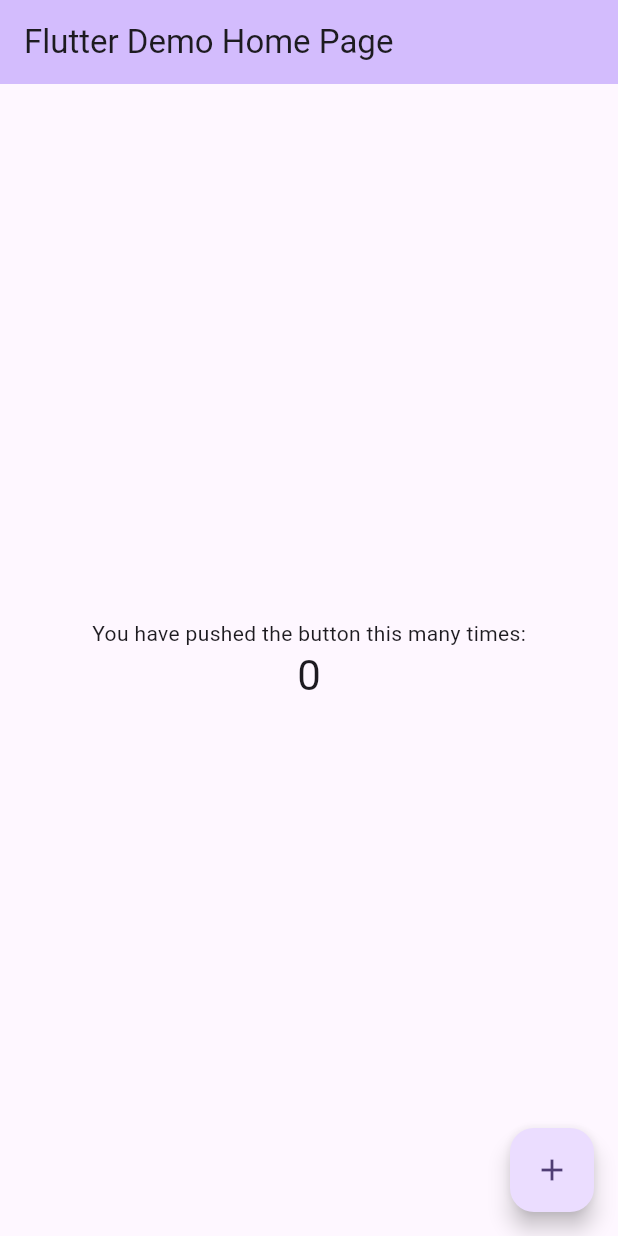
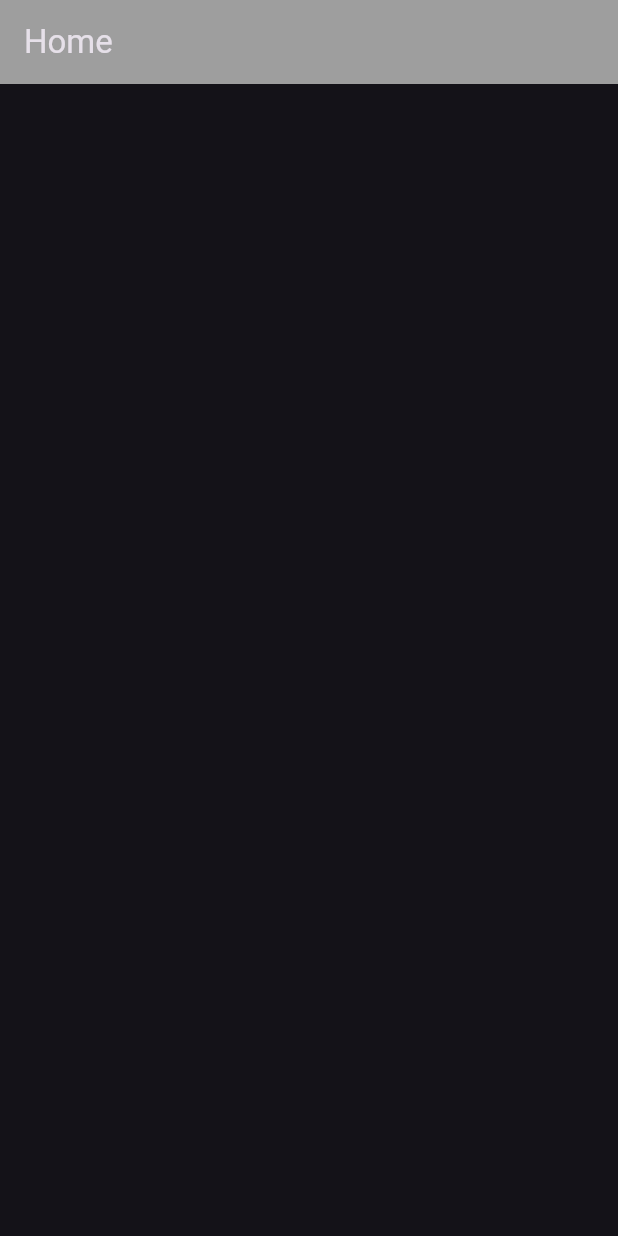
Before and after one commit to lunareraze/dina_sm, a Flutter app: the screen it shows after launch, on a phone screen of 412 x 824 dp. Run offline on Flutter 3.47's test engine with Material 3 defaults, Android fonts, the phone set to English and light mode, and no system bars.

Commit message:
chore: initialized new pages

```diff
--- /dev/null
+++ b/lib/app.dart
@@ -0,0 +1,15 @@
+import 'package:dina_sm/home/home.view.dart';
+import 'package:flutter/material.dart';
+
+class MyApp extends StatelessWidget {
+  const MyApp({Key? key}) : super(key: key);
+
+  @override
+  Widget build(BuildContext context) {
+    return MaterialApp(
+      title: 'Flutter Demo',
+      theme: ThemeData.dark(),
+      home: const HomeView(),
+    );
+  }
+}
--- /dev/null
+++ b/lib/home/home.view.dart
@@ -0,0 +1,15 @@
+import 'package:flutter/material.dart';
+
+class HomeView extends StatelessWidget {
+  const HomeView({super.key});
+
+  @override
+  Widget build(BuildContext context) {
+    return Scaffold(
+      appBar: AppBar(
+        title: const Text('Home'),
+        backgroundColor: Colors.grey,
+      ),
+    );
+  }
+}
--- a/lib/main.dart
+++ b/lib/main.dart
@@ -1,125 +1,6 @@
+import 'package:dina_sm/app.dart';
 import 'package:flutter/material.dart';
 
 void main() {
   runApp(const MyApp());
 }
-
-class MyApp extends StatelessWidget {
-  const MyApp({super.key});
-
-  // This widget is the root of your application.
-  @override
-  Widget build(BuildContext context) {
-    return MaterialApp(
-      title: 'Flutter Demo',
-      theme: ThemeData(
-        // This is the theme of your application.
-        //
-        // TRY THIS: Try running your application with "flutter run". You'll see
-        // the application has a purple toolbar. Then, without quitting the app,
-        // try changing the seedColor in the colorScheme below to Colors.green
-        // and then invoke "hot reload" (save your changes or press the "hot
-        // reload" button in a Flutter-supported IDE, or press "r" if you used
-        // the command line to start the app).
-        //
-        // Notice that the counter didn't reset back to zero; the application
-        // state is not lost during the reload. To reset the state, use hot
-        // restart instead.
-        //
-        // This works for code too, not just values: Most code changes can be
-        // tested with just a hot reload.
-        colorScheme: ColorScheme.fromSeed(seedColor: Colors.deepPurple),
-        useMaterial3: true,
-      ),
-      home: const MyHomePage(title: 'Flutter Demo Home Page'),
-    );
-  }
-}
-
-class MyHomePage extends StatefulWidget {
-  const MyHomePage({super.key, required this.title});
-
-  // This widget is the home page of your application. It is stateful, meaning
-  // that it has a State object (defined below) that contains fields that affect
-  // how it looks.
-
-  // This class is the configuration for the state. It holds the values (in this
-  // case the title) provided by the parent (in this case the App widget) and
-  // used by the build method of the State. Fields in a Widget subclass are
-  // always marked "final".
-
-  final String title;
-
-  @override
-  State<MyHomePage> createState() => _MyHomePageState();
-}
-
-class _MyHomePageState extends State<MyHomePage> {
-  int _counter = 0;
-
-  void _incrementCounter() {
-    setState(() {
-      // This call to setState tells the Flutter framework that something has
-      // changed in this State, which causes it to rerun the build method below
-      // so that the display can reflect the updated values. If we changed
-      // _counter without calling setState(), then the build method would not be
-      // called again, and so nothing would appear to happen.
-      _counter++;
-    });
-  }
-
-  @override
-  Widget build(BuildContext context) {
-    // This method is rerun every time setState is called, for instance as done
-    // by the _incrementCounter method above.
-    //
-    // The Flutter framework has been optimized to make rerunning build methods
-    // fast, so that you can just rebuild anything that needs updating rather
-    // than having to individually change instances of widgets.
-    return Scaffold(
-      appBar: AppBar(
-        // TRY THIS: Try changing the color here to a specific color (to
-        // Colors.amber, perhaps?) and trigger a hot reload to see the AppBar
-        // change color while the other colors stay the same.
-        backgroundColor: Theme.of(context).colorScheme.inversePrimary,
-        // Here we take the value from the MyHomePage object that was created by
-        // the App.build method, and use it to set our appbar title.
-        title: Text(widget.title),
-      ),
-      body: Center(
-        // Center is a layout widget. It takes a single child and positions it
-        // in the middle of the parent.
-        child: Column(
-          // Column is also a layout widget. It takes a list of children and
-          // arranges them vertically. By default, it sizes itself to fit its
-          // children horizontally, and tries to be as tall as its parent.
-          //
-          // Column has various properties to control how it sizes itself and
-          // how it positions its children. Here we use mainAxisAlignment to
-          // center the children vertically; the main axis here is the vertical
-          // axis because Columns are vertical (the cross axis would be
-          // horizontal).
-          //
-          // TRY THIS: Invoke "debug painting" (choose the "Toggle Debug Paint"
-          // action in the IDE, or press "p" in the console), to see the
-          // wireframe for each widget.
-          mainAxisAlignment: MainAxisAlignment.center,
-          children: <Widget>[
-            const Text(
-              'You have pushed the button this many times:',
-            ),
-            Text(
-              '$_counter',
-              style: Theme.of(context).textTheme.headlineMedium,
-            ),
-          ],
-        ),
-      ),
-      floatingActionButton: FloatingActionButton(
-        onPressed: _incrementCounter,
-        tooltip: 'Increment',
-        child: const Icon(Icons.add),
-      ), // This trailing comma makes auto-formatting nicer for build methods.
-    );
-  }
-}
```
Also changed, not shown: 1 other file.
